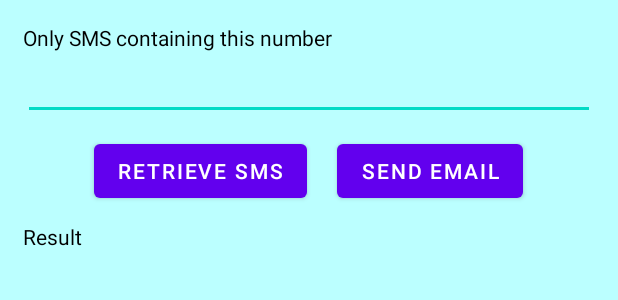
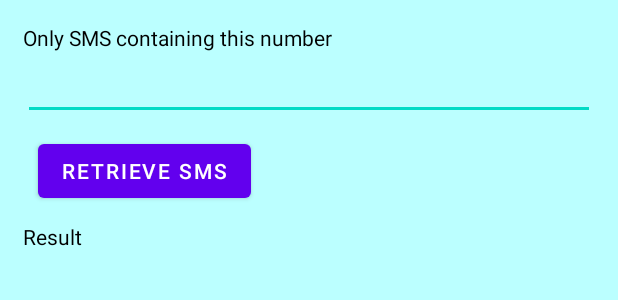
Before and after one commit to Myron819/L05_SMS_Retriever, an Android app: the layout fragment_first.xml on its own in the app's theme, with its tools: preview values and no code run, on a phone screen of 412 x 824 dp. Shown: the top 300 px of the screen. Run offline under Robolectric (Android 15) with nearby library versions, the phone set to English and light mode, and no system bars.

Commit message:
Updating First fragment XML by Jun Kai

```diff
--- a/app/src/main/res/layout/fragment_first.xml
+++ b/app/src/main/res/layout/fragment_first.xml
@@ -25,27 +25,12 @@
         android:inputType="textPersonName"
         android:text="" />
 
-    <LinearLayout
+    <Button
+        android:id="@+id/btnRetrieveNum"
         android:layout_width="wrap_content"
         android:layout_height="wrap_content"
-        android:layout_gravity="center_horizontal"
-        android:orientation="horizontal">
-
-        <Button
-            android:id="@+id/btnRetrieveNum"
-            android:layout_width="wrap_content"
-            android:layout_height="wrap_content"
-            android:layout_margin="10dp"
-            android:text="Retrieve SMS" />
-
-        <Button
-            android:id="@+id/btnSendEmail"
-            android:layout_width="0dp"
-            android:layout_height="wrap_content"
-            android:layout_margin="10dp"
-            android:layout_weight="1"
-            android:text="Send Email" />
-    </LinearLayout>
+        android:layout_margin="10dp"
+        android:text="Retrieve SMS" />
 
     <TextView
         android:id="@+id/tvNumResult"
```
